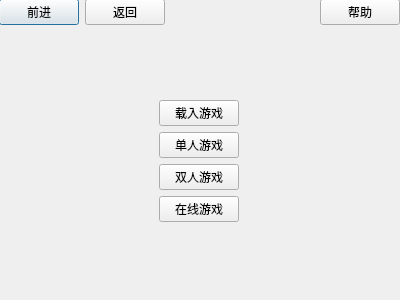
First picture: the form in startdialog.ui, repository shendl1978/testQGraphicsView1, before the edit.
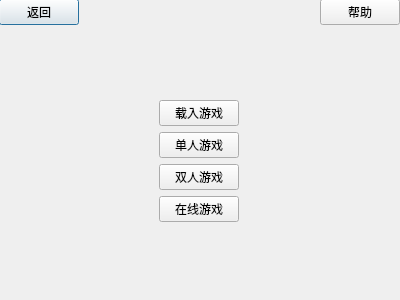
Second picture: the form after the edit.

What changed in the file:
```diff
--- a/startdialog.ui
+++ b/startdialog.ui
@@ -25,13 +25,6 @@
    <layout class="QVBoxLayout" name="verticalLayout">
     <item>
      <layout class="QHBoxLayout" name="horizontalLayout">
-      <item alignment="Qt::AlignLeft|Qt::AlignVCenter">
-       <widget class="QPushButton" name="forwardButton">
-        <property name="text">
-         <string>前进</string>
-        </property>
-       </widget>
-      </item>
       <item alignment="Qt::AlignLeft|Qt::AlignVCenter">
        <widget class="QPushButton" name="returnBtn">
         <property name="text">
```
